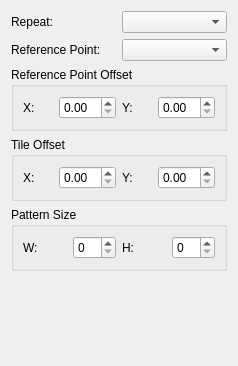
KDE/calligra, file karbon/ui/widgets/KarbonPatternOptionsWidget.ui: the form before one commit.
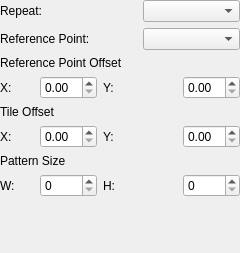
The form after the commit. Custom widgets are drawn as their Qt base class.

Commit message: save a little bit vertical space

Patch:
```diff
--- a/karbon/ui/widgets/KarbonPatternOptionsWidget.ui
+++ b/karbon/ui/widgets/KarbonPatternOptionsWidget.ui
@@ -5,137 +5,116 @@
    <rect>
     <x>0</x>
     <y>0</y>
-    <width>238</width>
-    <height>366</height>
+    <width>240</width>
+    <height>253</height>
    </rect>
   </property>
-  <layout class="QGridLayout" name="gridLayout_2" >
-   <item row="0" column="0" >
+  <layout class="QGridLayout" name="gridLayout" >
+   <property name="margin" >
+    <number>0</number>
+   </property>
+   <item row="0" column="0" colspan="3" >
     <widget class="QLabel" name="label" >
      <property name="text" >
       <string>Repeat:</string>
      </property>
     </widget>
    </item>
-   <item row="0" column="1" >
+   <item row="0" column="3" colspan="2" >
     <widget class="KComboBox" name="patternRepeat" />
    </item>
-   <item row="1" column="0" >
+   <item row="1" column="0" colspan="3" >
     <widget class="QLabel" name="label_2" >
      <property name="text" >
       <string>Reference Point:</string>
      </property>
     </widget>
    </item>
-   <item row="1" column="1" >
+   <item row="1" column="3" colspan="2" >
     <widget class="KComboBox" name="referencePoint" />
    </item>
-   <item row="2" column="0" colspan="2" >
-    <widget class="QGroupBox" name="groupBox" >
-     <property name="title" >
+   <item row="2" column="0" colspan="5" >
+    <widget class="QLabel" name="label_9" >
+     <property name="text" >
       <string>Reference Point Offset</string>
      </property>
-     <property name="flat" >
-      <bool>true</bool>
-     </property>
-     <property name="checkable" >
-      <bool>false</bool>
-     </property>
-     <layout class="QHBoxLayout" name="horizontalLayout_2" >
-      <item>
+    </widget>
+   </item>
+   <item row="3" column="0" >
        <widget class="QLabel" name="label_4" >
         <property name="text" >
          <string>X:</string>
         </property>
        </widget>
       </item>
-      <item>
+   <item row="3" column="1" >
        <widget class="QDoubleSpinBox" name="refPointOffsetX" />
       </item>
-      <item>
+   <item row="3" column="2" colspan="2" >
        <widget class="QLabel" name="label_5" >
         <property name="text" >
          <string>Y:</string>
         </property>
        </widget>
       </item>
-      <item>
+   <item row="3" column="4" >
        <widget class="QDoubleSpinBox" name="refPointOffsetY" />
       </item>
-     </layout>
-    </widget>
-   </item>
-   <item row="3" column="0" colspan="2" >
-    <widget class="QGroupBox" name="groupBox_2" >
-     <property name="title" >
+   <item row="4" column="0" colspan="4" >
+    <widget class="QLabel" name="label_10" >
+     <property name="text" >
       <string>Tile Offset</string>
      </property>
-     <property name="flat" >
-      <bool>true</bool>
-     </property>
-     <property name="checkable" >
-      <bool>false</bool>
-     </property>
-     <layout class="QHBoxLayout" name="horizontalLayout" >
-      <item>
+    </widget>
+   </item>
+   <item row="5" column="0" >
        <widget class="QLabel" name="label_7" >
         <property name="text" >
          <string>X:</string>
         </property>
        </widget>
       </item>
-      <item>
+   <item row="5" column="1" >
        <widget class="QDoubleSpinBox" name="tileOffsetX" />
       </item>
-      <item>
+   <item row="5" column="2" colspan="2" >
        <widget class="QLabel" name="label_8" >
         <property name="text" >
          <string>Y:</string>
         </property>
        </widget>
       </item>
-      <item>
+   <item row="5" column="4" >
        <widget class="QDoubleSpinBox" name="tileOffsetY" />
       </item>
-     </layout>
-    </widget>
-   </item>
-   <item row="4" column="0" colspan="2" >
-    <widget class="QGroupBox" name="groupBox_3" >
-     <property name="title" >
+   <item row="6" column="0" colspan="4" >
+    <widget class="QLabel" name="label_11" >
+     <property name="text" >
       <string>Pattern Size</string>
      </property>
-     <property name="flat" >
-      <bool>true</bool>
-     </property>
-     <property name="checkable" >
-      <bool>false</bool>
-     </property>
-     <layout class="QGridLayout" name="gridLayout" >
-      <item row="0" column="0" >
+    </widget>
+   </item>
+   <item row="7" column="0" >
        <widget class="QLabel" name="label_3" >
         <property name="text" >
          <string>W:</string>
         </property>
        </widget>
       </item>
-      <item row="0" column="1" >
+   <item row="7" column="1" >
        <widget class="QSpinBox" name="patternWidth" />
       </item>
-      <item row="0" column="2" >
+   <item row="7" column="2" colspan="2" >
        <widget class="QLabel" name="label_6" >
         <property name="text" >
          <string>H:</string>
         </property>
        </widget>
       </item>
-      <item row="0" column="3" >
+   <item row="7" column="4" >
        <widget class="QSpinBox" name="patternHeight" />
       </item>
-     </layout>
-    </widget>
-   </item>
-   <item row="5" column="0" colspan="2" >
+   <item row="8" column="1" colspan="3" >
     <spacer name="verticalSpacer" >
      <property name="orientation" >
       <enum>Qt::Vertical</enum>
```
Lines whose indentation alone changed are shown as unchanged.
